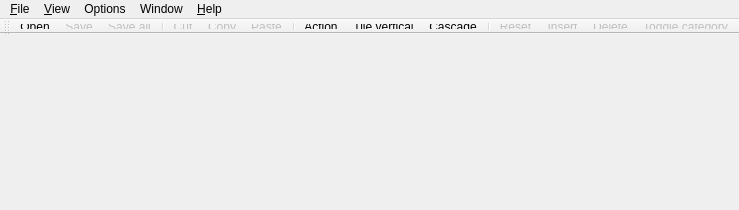
Above: lavape/src/Lava_UI/cmainframe.ui from berkus/lavape before the change. Below: the same form after it.
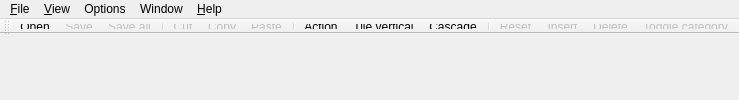
That is the form after the change. Icons and pictures are not drawn.

```diff
--- a/lavape/src/Lava_UI/cmainframe.ui
+++ b/lavape/src/Lava_UI/cmainframe.ui
@@ -4,14 +4,6 @@
  <exportmacro></exportmacro>
  <class>CMainFrame</class>
  <widget class="QMainWindow" name="CMainFrame" >
-  <property name="geometry" >
-   <rect>
-    <x>0</x>
-    <y>0</y>
-    <width>460</width>
-    <height>210</height>
-   </rect>
-  </property>
   <property name="windowTitle" >
    <string>Lava Interpreter</string>
   </property>
```
Left out of the diff: 12 changed lines with no effect on the pictures.
